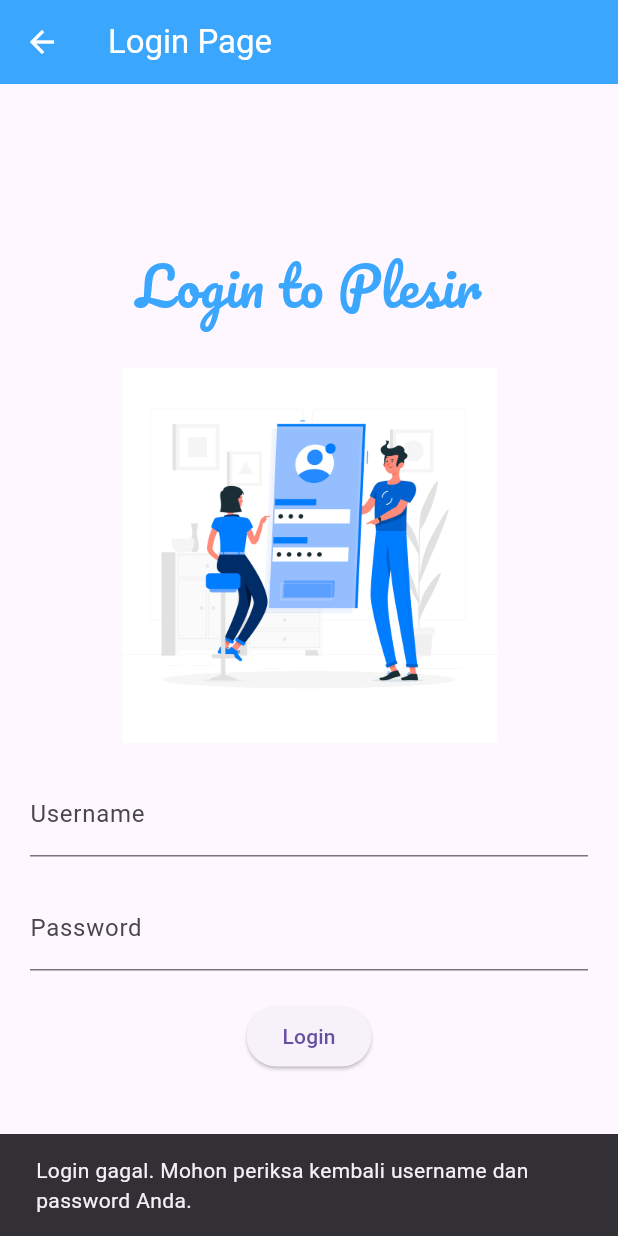
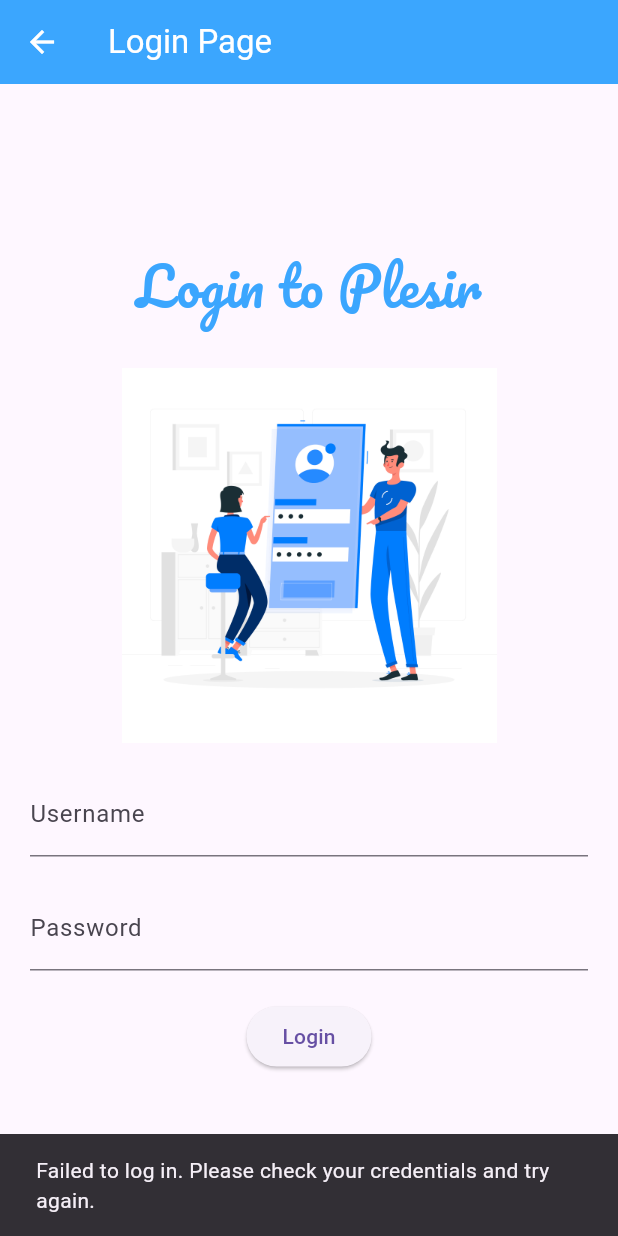
Before and after one commit to ikmgputrawijaya/Save_and_Loan_MobileApp, a Flutter app: the LoginPage screen opened directly, after a tap on "Login", on a phone screen of 412 x 824 dp. Run offline on Flutter 3.47's test engine with Material 3 defaults, Android fonts, the phone set to English and light mode, and no system bars.

```diff
--- a/lib/loginpage.dart
+++ b/lib/loginpage.dart
@@ -69,7 +69,7 @@ class LoginPage extends StatelessWidget {
                     ScaffoldMessenger.of(context).showSnackBar(
                       SnackBar(
                         content: Text(
-                            'Login gagal. Mohon periksa kembali username dan password Anda.'),
+                            'Failed to log in. Please check your credentials and try again.'),
                       ),
                     );
                   }
```
